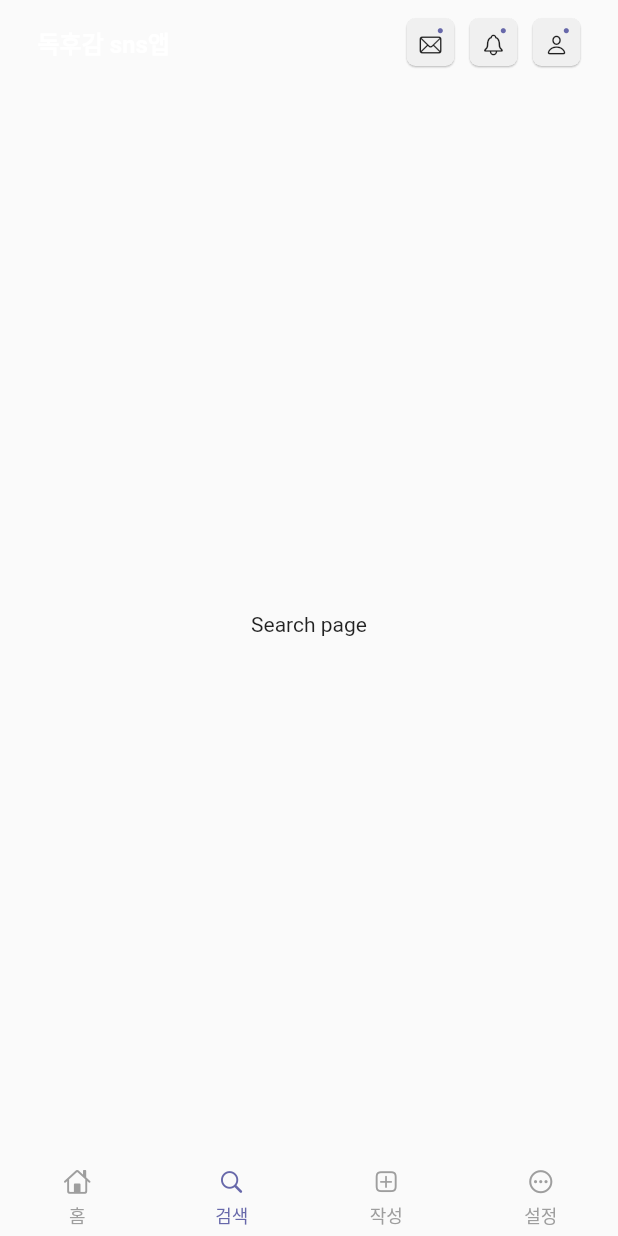
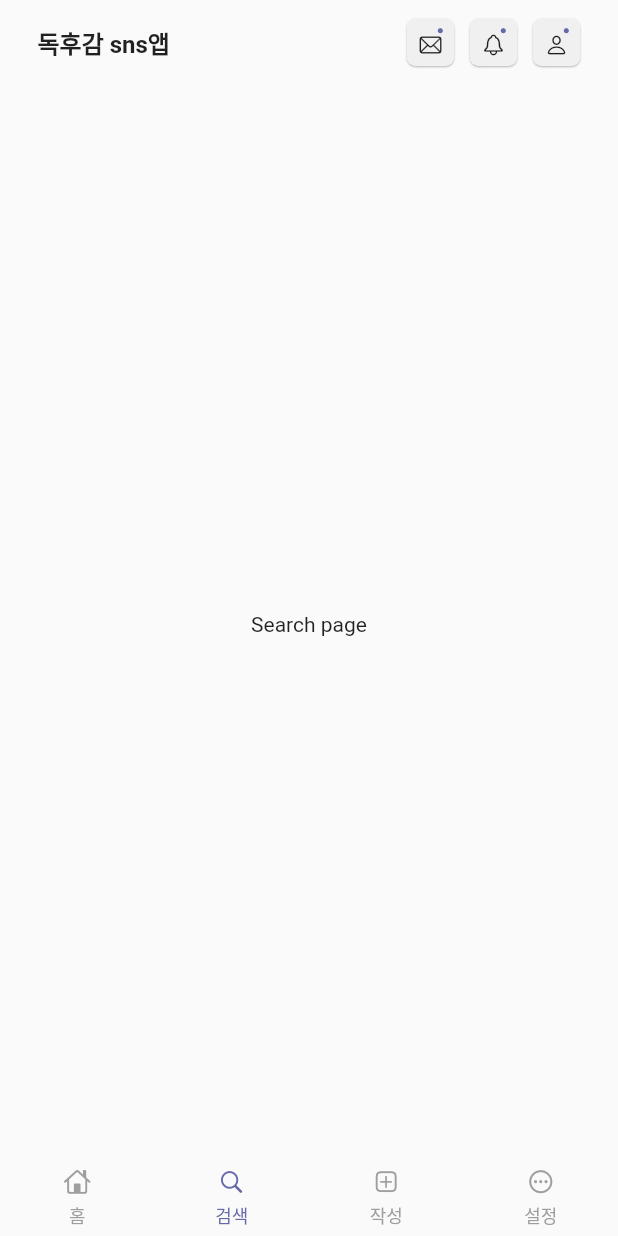
Before and after one commit to book-report-project/book-report-project, a Flutter app: the screen it shows after launch, on a phone screen of 412 x 824 dp. Run offline on Flutter 3.47's test engine with Material 2 defaults, Android fonts, the phone set to English and light mode, and no system bars; our stand-ins replace cached_network_image, faker, google_fonts, like_button.

Commit message:
style(:lipstick:): 텍스트 컬러 검은색으로 변경

```diff
--- a/lib/pages/home/feed_page.dart
+++ b/lib/pages/home/feed_page.dart
@@ -55,7 +55,7 @@ Widget _pleaseWriteBookReport(BuildContext context) {
                         onPressed: () {},
                         child: const Text(
                           "🎉  인철 님의 첫 독후감을 작성해주세요.",
-                          style: TextStyle(fontSize: 13.0),
+                          style: TextStyle(fontSize: 13.0, color: Colors.black),
                         )),
                   ),
                   Padding(
--- a/lib/widgets/app_bar.dart
+++ b/lib/widgets/app_bar.dart
@@ -31,9 +31,9 @@ class AppBarWidgetState extends State<AppBarWidget> {
             alignment: Alignment.centerLeft,
             child: Text('독후감 sns앱',
                 style: TextStyle(
-                  fontWeight: FontWeight.bold,
-                  fontSize: 16,
-                ))),
+                    fontWeight: FontWeight.bold,
+                    fontSize: 16,
+                    color: Colors.black87))),
       ),
       actions: [
         Padding(
--- a/lib/widgets/feed_widget.dart
+++ b/lib/widgets/feed_widget.dart
@@ -82,7 +82,7 @@ class FeedWidget extends StatelessWidget {
                       },
                       child: const Text(
                         "팔로우",
-                        style: TextStyle(fontSize: 13.0),
+                        style: TextStyle(fontSize: 13.0, color: Colors.black54),
                       )),
                 ],
               ),
```
